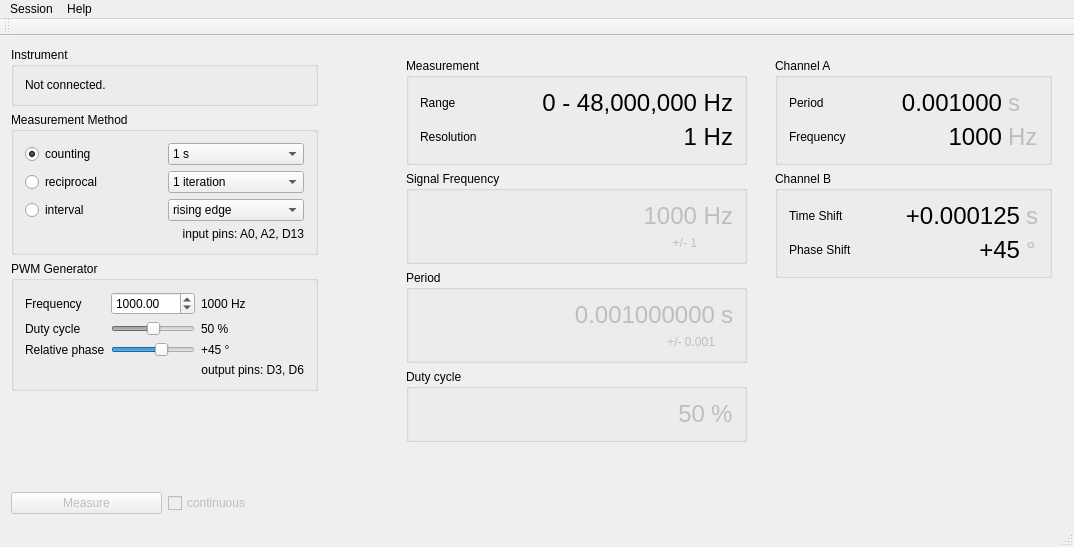
Before: the Qt Designer form gui/mainwindow.ui in mcejp/virtual-counter, drawn with Qt 5.
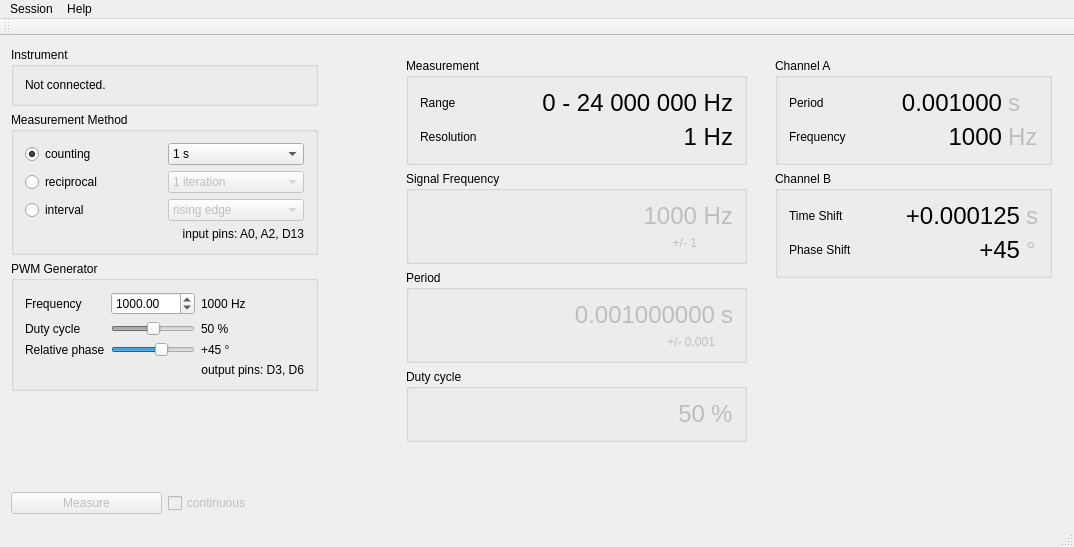
After: the same form once the commit is applied.

```diff
--- a/gui/mainwindow.ui
+++ b/gui/mainwindow.ui
@@ -101,7 +101,7 @@
          <item row="2" column="1">
           <widget class="QComboBox" name="intervalEdgeSelect">
            <property name="enabled">
-            <bool>true</bool>
+            <bool>false</bool>
            </property>
            <item>
             <property name="text">
@@ -117,6 +117,9 @@
          </item>
          <item row="1" column="1">
           <widget class="QComboBox" name="reciprocalIterationsSelect">
+           <property name="enabled">
+            <bool>false</bool>
+           </property>
            <item>
             <property name="text">
              <string>1 iteration</string>
@@ -318,7 +321,7 @@
              </font>
             </property>
             <property name="text">
-             <string>0 - 48,000,000 Hz</string>
+             <string>0 - 24 000 000 Hz</string>
             </property>
             <property name="alignment">
              <set>Qt::AlignRight|Qt::AlignTrailing|Qt::AlignVCenter</set>
```
